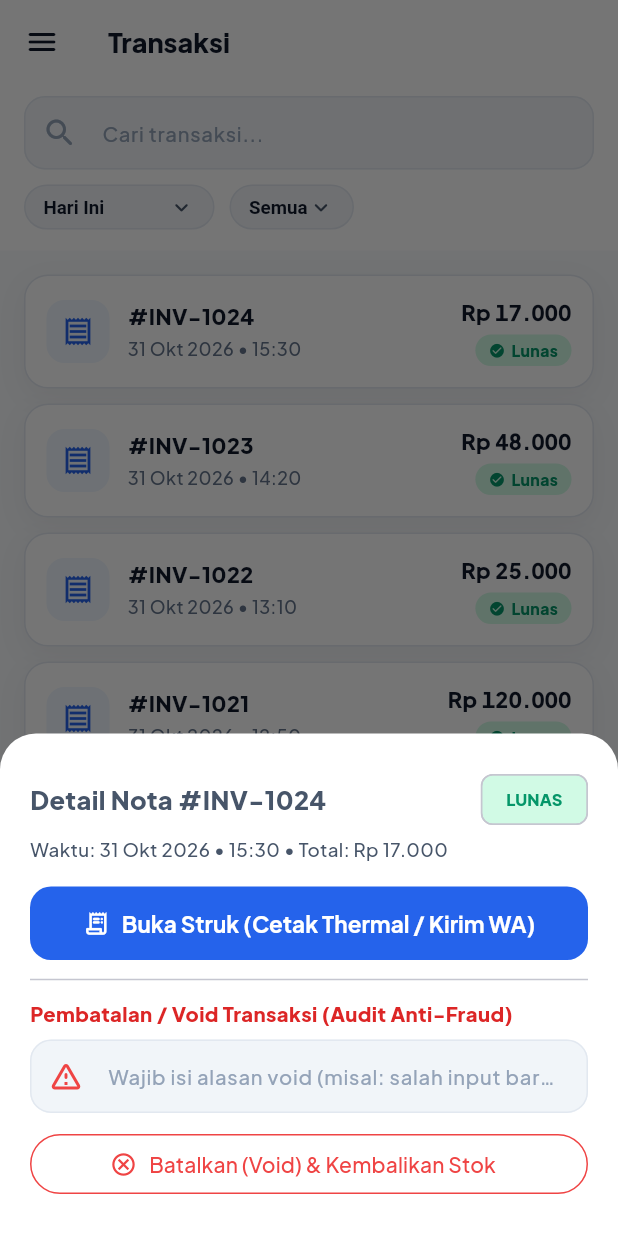
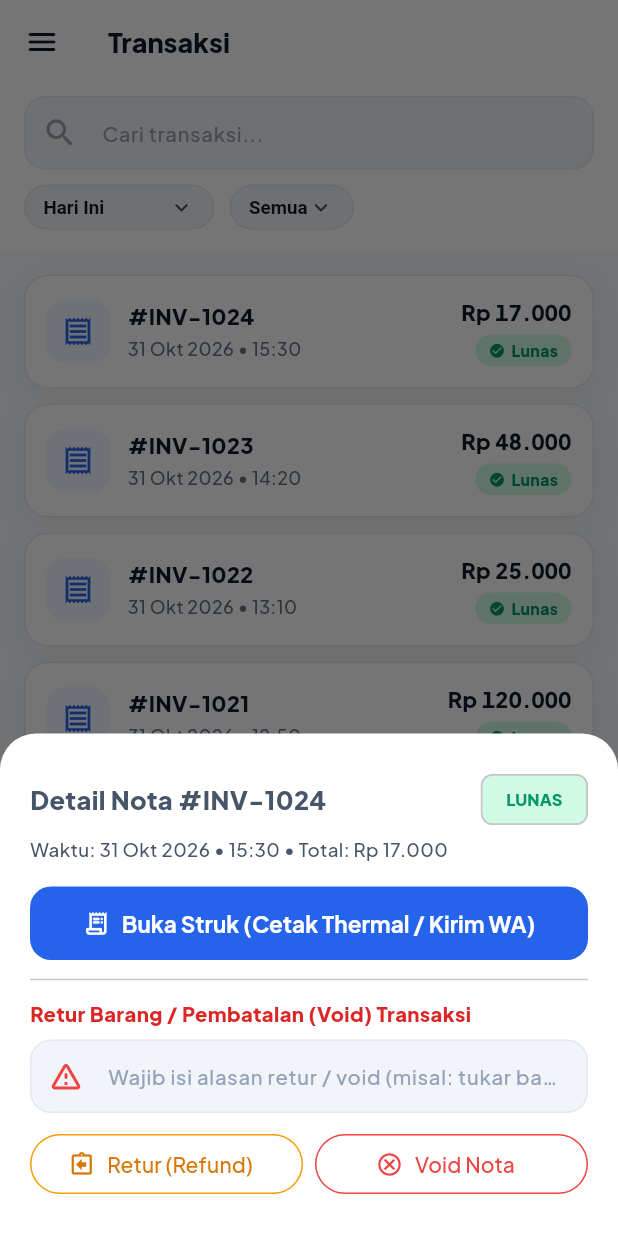
Before and after one commit to Raflin1991/nusacommerce-mobile, a Flutter app: the TransactionsHistoryScreen screen opened directly with empty values, after a tap on "31 Okt 2026 • 15:30", on a phone screen of 412 x 824 dp. Run offline on Flutter 3.47's test engine with Material 3 defaults, Android fonts, the phone set to English and light mode, and no system bars; our stand-ins replace dio, equatable, fl_chart, flutter_bloc, flutter_secure_storage, get_it and 3 more; missing offline and left inert: mobile_scanner; accounts and stored records are empty; network calls fail.

Commit message:
feat(security & pos): harden RBAC auth, fix holdCart payload, add refund & stock opname API integration

```diff
--- a/lib/core/constants/api_endpoints.dart
+++ b/lib/core/constants/api_endpoints.dart
@@ -14,13 +14,15 @@ class ApiEndpoints {
   static const String switchStore = '/auth/switch-store';
   static const String logout = '/auth/logout';
 
-  // 2. Products, Variants, FEFO Batches & Categories
+  // 2. Products, Variants, FEFO Batches, Stock Opname & Categories
   static const String products = '/products';
   static String productDetail(int id) => '/products/$id';
+  static String adjustProductStock(int id) => '/products/$id/adjust-stock';
   static const String categories = '/categories';
 
-  // 3. POS Checkout, Hold Cart, Sales History, Void & Restaurant Tables
+  // 3. POS Checkout, Hold Cart, Sales History, Refund, Void, Online Orders & Restaurant Tables
   static const String paymentMethods = '/pos/payment-methods';
+  static const String returnReasons = '/pos/return-reasons';
   static const String priceCart = '/pos/price-cart';
   static const String checkout = '/pos/checkout';
   static const String holdCart = '/pos/hold';
@@ -28,7 +30,10 @@ class ApiEndpoints {
   static const String salesHistory = '/pos/sales';
   static String saleDetail(int id) => '/pos/sales/$id';
   static String voidSale(int id) => '/pos/sales/$id/void';
+  static String refundSale(int id) => '/pos/sales/$id/refund';
   static const String restaurantTables = '/pos/tables';
+  static const String onlineOrders = '/online-orders';
+  static String updateOnlineOrderStatus(int id) => '/online-orders/$id/status';
 
   // 4. Cashier Shift & Cash Drawer (Open, Cash Entry, Close Z-Report)
   static const String currentShift = '/shifts/current';
--- a/lib/features/sales_history/presentation/transactions_history_screen.dart
+++ b/lib/features/sales_history/presentation/transactions_history_screen.dart
@@ -83,20 +83,43 @@ class _TransactionsHistoryScreenState extends State<TransactionsHistoryScreen> {
             if (!isVoided) ...[
               const Divider(height: 26),
               const Text(
-                'Pembatalan / Void Transaksi (Audit Anti-Fraud)',
+                'Retur Barang / Pembatalan (Void) Transaksi',
                 style: TextStyle(fontSize: 13.5, fontWeight: FontWeight.w800, color: AppColors.dangerDark),
               ),
               const SizedBox(height: 8),
               TextField(
                 controller: voidReasonCtrl,
                 decoration: const InputDecoration(
-                  hintText: 'Wajib isi alasan void (misal: salah input barang)',
+                  hintText: 'Wajib isi alasan retur / void (misal: tukar barang / salah input)',
                   prefixIcon: Icon(Icons.warning_amber_rounded, color: AppColors.danger),
                 ),
               ),
               const SizedBox(height: 10),
-              SizedBox(
-                width: double.infinity,
+              Row(
+                children: [
+                  Expanded(
+                    child: OutlinedButton.icon(
+                      style: OutlinedButton.styleFrom(
+                        foregroundColor: AppColors.warningDark,
+                        side: const BorderSide(color: AppColors.warning),
+                      ),
+                      onPressed: () {
+                        final id = (sale['id'] as num?)?.toInt() ?? 0;
+                        final notes = voidReasonCtrl.text.trim().isEmpty
+                            ? 'Retur Pelanggan'
+                            : voidReasonCtrl.text.trim();
+                        context.read<PosCubit>().refundSaleTransaction(id, notes: notes);
+                        Navigator.pop(ctx);
+                        ScaffoldMessenger.of(context).showSnackBar(
+                          SnackBar(content: Text('Retur nota ${sale['number']} berhasil diproses & stok dikembalikan.')),
+                        );
+                      },
+                      icon: const Icon(Icons.assignment_return_outlined, size: 18),
+                      label: const Text('Retur (Refund)'),
+                    ),
+                  ),
+                  const SizedBox(width: 8),
+                  Expanded(
                     child: OutlinedButton.icon(
                       style: OutlinedButton.styleFrom(
                         foregroundColor: AppColors.danger,
@@ -116,9 +139,11 @@ class _TransactionsHistoryScreenState extends State<TransactionsHistoryScreen> {
                           SnackBar(content: Text('Transaksi ${sale['number']} berhasil di-Void.')),
                         );
                       },
-                  icon: const Icon(Icons.cancel_outlined),
-                  label: const Text('Batalkan (Void) & Kembalikan Stok'),
+                      icon: const Icon(Icons.cancel_outlined, size: 18),
+                      label: const Text('Void Nota'),
                     ),
+                  ),
+                ],
               ),
             ],
           ],
```
Also changed, not shown: lib/features/auth/bloc/auth_cubit.dart (+5 -3 lines), lib/features/auth/models/auth_session_model.dart (+5 -2 lines), lib/features/pos/bloc/pos_cubit.dart (+30 -3 lines). Lines whose indentation alone changed are shown as unchanged.
